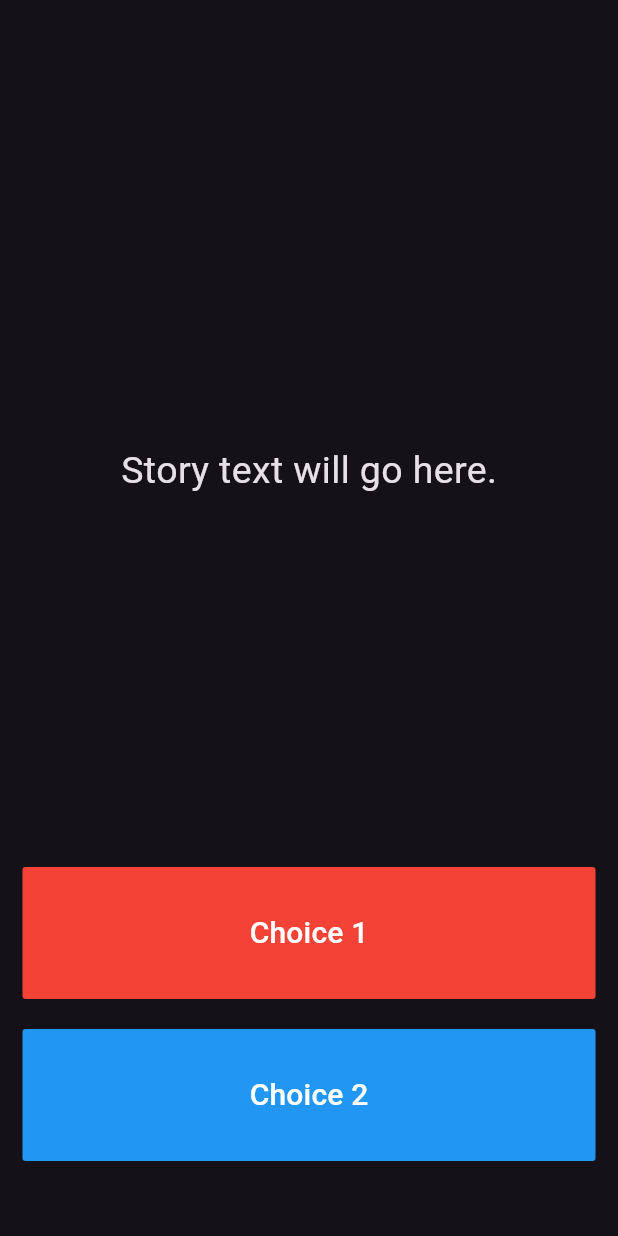
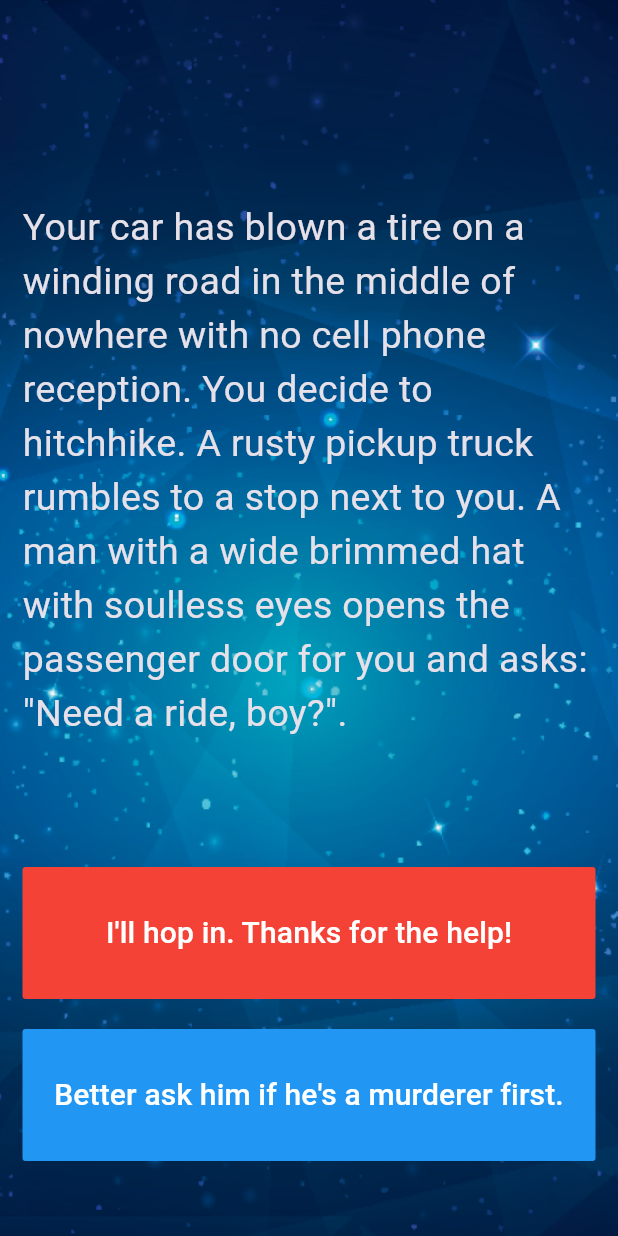
Before and after one commit to arthuranderson3/destini, a Flutter app: the screen it shows after launch, on a phone screen of 412 x 824 dp. Run offline on Flutter 3.47's test engine with Material 3 defaults, Android fonts, the phone set to English and light mode, and no system bars.

Commit message:
added story decision tree

```diff
--- a/lib/main.dart
+++ b/lib/main.dart
@@ -1,19 +1,20 @@
 import 'package:flutter/material.dart';
-
-//TODO: Step 15 - Run the app and see if you can see the screen update with the first story. Delete this TODO if it looks as you expected.
+import 'story_brain.dart';
+import 'story.dart';
 
 void main() => runApp(Destini());
 
 class Destini extends StatelessWidget {
   Widget build(BuildContext context) {
     return MaterialApp(
+      debugShowCheckedModeBanner: false,
       theme: ThemeData.dark(),
       home: StoryPage(),
     );
   }
 }
 
-//TODO: Step 9 - Create a new storyBrain object from the StoryBrain class.
+StoryBrain storyBrain = StoryBrain();
 
 class StoryPage extends StatefulWidget {
   _StoryPageState createState() => _StoryPageState();
@@ -24,7 +25,12 @@ class _StoryPageState extends State<StoryPage> {
   Widget build(BuildContext context) {
     return Scaffold(
       body: Container(
-        //TODO: Step 1 - Add background.png to this Container as a background image.
+        decoration: BoxDecoration(
+          image: DecorationImage(
+            image: AssetImage('images/background.png'),
+            fit: BoxFit.cover,
+          ),
+        ),
         padding: EdgeInsets.symmetric(vertical: 50.0, horizontal: 15.0),
         constraints: BoxConstraints.expand(),
         child: SafeArea(
@@ -35,8 +41,7 @@ class _StoryPageState extends State<StoryPage> {
                 flex: 12,
                 child: Center(
                   child: Text(
-                    //TODO: Step 10 - use the storyBrain to get the first story title and display it in this Text Widget.
-                    'Story text will go here.',
+                    storyBrain.getStory(),
                     style: TextStyle(
                       fontSize: 25.0,
                     ),
@@ -47,13 +52,13 @@ class _StoryPageState extends State<StoryPage> {
                 flex: 2,
                 child: FlatButton(
                   onPressed: () {
-                    //Choice 1 made by user.
-                    //TODO: Step 18 - Call the nextStory() method from storyBrain and pass the number 1 as the choice made by the user.
+                    setState(() {
+                      storyBrain.nextStory(Choice.choice1);
+                    });
                   },
                   color: Colors.red,
                   child: Text(
-                    //TODO: Step 13 - Use the storyBrain to get the text for choice 1.
-                    'Choice 1',
+                    storyBrain.getChoice1(),
                     style: TextStyle(
                       fontSize: 20.0,
                     ),
@@ -67,17 +72,20 @@ class _StoryPageState extends State<StoryPage> {
                 flex: 2,
                 //TODO: Step 26 - Use a Flutter Visibility Widget to wrap this FlatButton.
                 //TODO: Step 28 - Set the "visible" property of the Visibility Widget to equal the output from the buttonShouldBeVisible() method in the storyBrain.
+                child: Visibility(
+                  visible: storyBrain.getChoiceVisible(),
                   child: FlatButton(
                     onPressed: () {
-                    //Choice 2 made by user.
-                    //TODO: Step 19 - Call the nextStory() method from storyBrain and pass the number 2 as the choice made by the user.
+                      setState(() {
+                        storyBrain.nextStory(Choice.choice2);
+                      });
                     },
                     color: Colors.blue,
                     child: Text(
-                    //TODO: Step 14 - Use the storyBrain to get the text for choice 2.
-                    'Choice 2',
+                      storyBrain.getChoice2(),
                       style: TextStyle(
                         fontSize: 20.0,
+                      ),
                     ),
                   ),
                 ),
@@ -90,6 +98,4 @@ class _StoryPageState extends State<StoryPage> {
   }
 }
 
-//TODO: Step 24 - Run the app and try to figure out what code you need to add to this file to make the story change when you press on the choice buttons.
-
 //TODO: Step 29 - Run the app and test it against the Story Outline to make sure you've completed all the steps. The code for the completed app can be found here: https://github.com/londonappbrewery/destini-challenge-completed/
```
Also changed, not shown: lib/story.dart (+10 -5 lines), lib/story_brain.dart (+76 -50 lines), 6 other files. Lines whose indentation alone changed are shown as unchanged.
